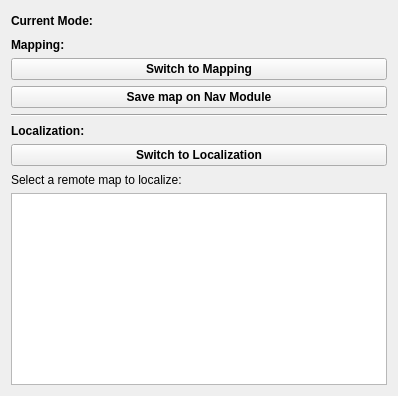
Qt form rr_viz/src/rr_viz/widgets/mission_dashboard/mapping/slam_supervisor.ui (Ross-Robotics/rr_viz) before a commit.
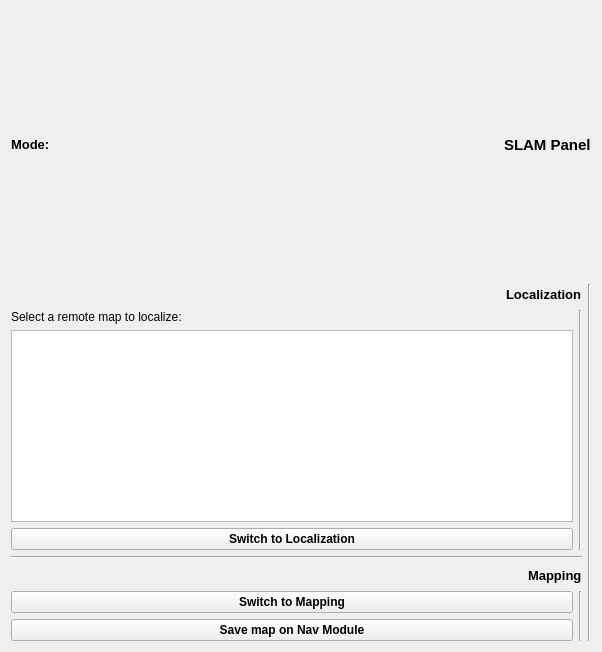
The same form after that commit. Custom widgets are drawn as their Qt base class.

Diff of the .ui file:
```diff
--- a/rr_viz/src/rr_viz/widgets/mission_dashboard/mapping/slam_supervisor.ui
+++ b/rr_viz/src/rr_viz/widgets/mission_dashboard/mapping/slam_supervisor.ui
@@ -6,8 +6,8 @@
    <rect>
     <x>0</x>
     <y>0</y>
-    <width>398</width>
-    <height>396</height>
+    <width>602</width>
+    <height>652</height>
    </rect>
   </property>
   <property name="font">
@@ -24,11 +24,18 @@
   </property>
   <layout class="QVBoxLayout" name="verticalLayout">
    <item>
-    <layout class="QHBoxLayout" name="horizontalLayout">
+    <layout class="QHBoxLayout" name="horizontalLayout_2">
      <item>
       <widget class="QLabel" name="label_4">
+       <property name="font">
+        <font>
+         <pointsize>10</pointsize>
+         <weight>75</weight>
+         <bold>true</bold>
+        </font>
+       </property>
        <property name="text">
-        <string>Current Mode:</string>
+        <string>Mode:</string>
        </property>
       </widget>
      </item>
@@ -40,7 +47,7 @@
       </widget>
      </item>
      <item>
-      <spacer name="horizontalSpacer">
+      <spacer name="horizontalSpacer_2">
        <property name="orientation">
         <enum>Qt::Horizontal</enum>
        </property>
@@ -52,62 +59,61 @@
        </property>
       </spacer>
      </item>
-    </layout>
-   </item>
    <item>
-    <widget class="QLabel" name="label_2">
+      <widget class="QLabel" name="label_5">
      <property name="font">
       <font>
+         <pointsize>11</pointsize>
        <weight>75</weight>
        <bold>true</bold>
       </font>
      </property>
      <property name="text">
-      <string>Mapping:</string>
+        <string>SLAM Panel</string>
      </property>
     </widget>
    </item>
-   <item>
-    <widget class="QPushButton" name="switchToMappingButton">
-     <property name="text">
-      <string>Switch to Mapping</string>
-     </property>
-    </widget>
+    </layout>
    </item>
    <item>
-    <widget class="QPushButton" name="saveNav">
-     <property name="text">
-      <string>Save map on Nav Module</string>
-     </property>
-    </widget>
-   </item>
+    <layout class="QHBoxLayout" name="horizontalLayout">
    <item>
-    <widget class="Line" name="line">
+      <layout class="QVBoxLayout" name="verticalLayout_4">
+       <item>
+        <layout class="QHBoxLayout" name="horizontalLayout_4">
+         <item>
+          <spacer name="horizontalSpacer_4">
      <property name="orientation">
       <enum>Qt::Horizontal</enum>
      </property>
-    </widget>
+           <property name="sizeHint" stdset="0">
+            <size>
+             <width>40</width>
+             <height>20</height>
+            </size>
+           </property>
+          </spacer>
    </item>
    <item>
     <widget class="QLabel" name="label_3">
      <property name="font">
       <font>
+             <pointsize>10</pointsize>
        <weight>75</weight>
        <bold>true</bold>
       </font>
      </property>
      <property name="text">
-      <string>Localization:</string>
+            <string>Localization</string>
      </property>
     </widget>
    </item>
-   <item>
-    <widget class="QPushButton" name="switchToLocalizationButton">
-     <property name="text">
-      <string>Switch to Localization</string>
-     </property>
-    </widget>
-   </item>
+        </layout>
+       </item>
+       <item>
+        <layout class="QHBoxLayout" name="horizontalLayout_7">
+         <item>
+          <layout class="QVBoxLayout" name="verticalLayout_3">
    <item>
     <widget class="QLabel" name="label">
      <property name="font">
@@ -136,6 +142,102 @@
       </font>
      </property>
     </widget>
+           </item>
+           <item>
+            <widget class="QPushButton" name="switchToLocalizationButton">
+             <property name="text">
+              <string>Switch to Localization</string>
+             </property>
+            </widget>
+           </item>
+          </layout>
+         </item>
+         <item>
+          <widget class="Line" name="line_3">
+           <property name="orientation">
+            <enum>Qt::Vertical</enum>
+           </property>
+          </widget>
+         </item>
+        </layout>
+       </item>
+       <item>
+        <widget class="Line" name="line">
+         <property name="orientation">
+          <enum>Qt::Horizontal</enum>
+         </property>
+        </widget>
+       </item>
+       <item>
+        <layout class="QHBoxLayout" name="horizontalLayout_3">
+         <item>
+          <spacer name="horizontalSpacer_3">
+           <property name="orientation">
+            <enum>Qt::Horizontal</enum>
+           </property>
+           <property name="sizeHint" stdset="0">
+            <size>
+             <width>40</width>
+             <height>20</height>
+            </size>
+           </property>
+          </spacer>
+         </item>
+         <item>
+          <widget class="QLabel" name="label_2">
+           <property name="font">
+            <font>
+             <pointsize>10</pointsize>
+             <weight>75</weight>
+             <bold>true</bold>
+            </font>
+           </property>
+           <property name="text">
+            <string>Mapping</string>
+           </property>
+          </widget>
+         </item>
+        </layout>
+       </item>
+       <item>
+        <layout class="QHBoxLayout" name="horizontalLayout_6">
+         <item>
+          <layout class="QVBoxLayout" name="verticalLayout_2">
+           <item>
+            <widget class="QPushButton" name="switchToMappingButton">
+             <property name="text">
+              <string>Switch to Mapping</string>
+             </property>
+            </widget>
+           </item>
+           <item>
+            <widget class="QPushButton" name="saveNav">
+             <property name="text">
+              <string>Save map on Nav Module</string>
+             </property>
+            </widget>
+           </item>
+          </layout>
+         </item>
+         <item>
+          <widget class="Line" name="line_4">
+           <property name="orientation">
+            <enum>Qt::Vertical</enum>
+           </property>
+          </widget>
+         </item>
+        </layout>
+       </item>
+      </layout>
+     </item>
+     <item>
+      <widget class="Line" name="line_2">
+       <property name="orientation">
+        <enum>Qt::Vertical</enum>
+       </property>
+      </widget>
+     </item>
+    </layout>
    </item>
   </layout>
  </widget>
```
Left out of the diff: 8 changed lines with no effect on the pictures. Lines whose indentation alone changed are shown as unchanged.
